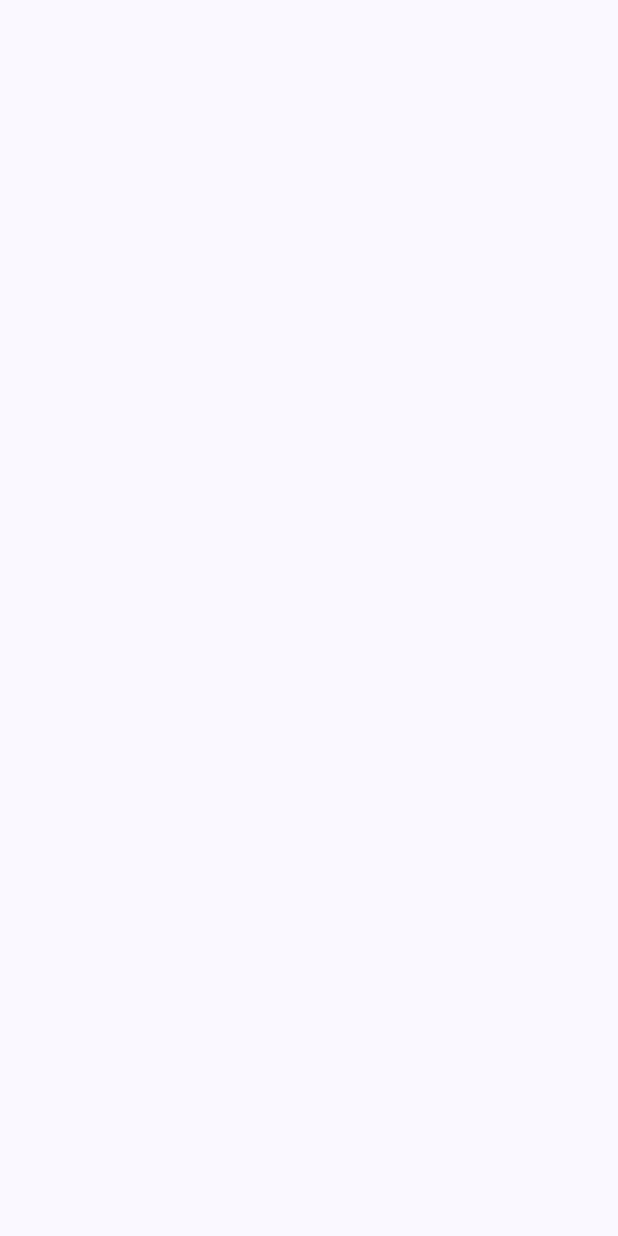
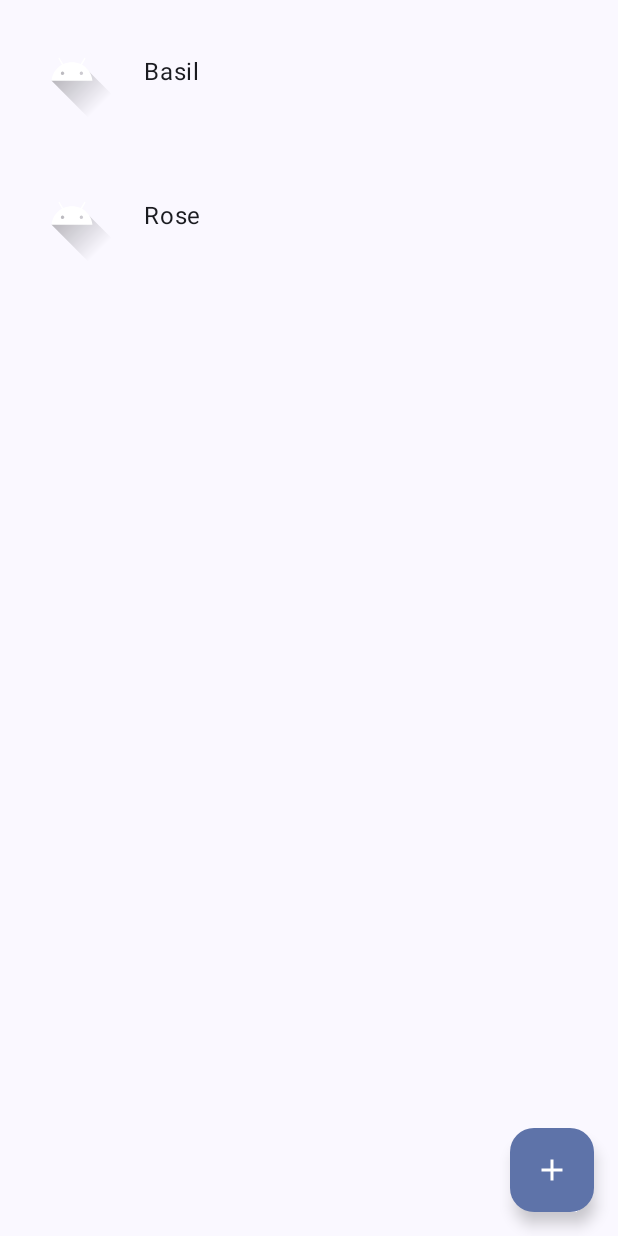
Before and after one commit to JoshLacroix/PlantAppJLac, an Android app built with Jetpack Compose: the screen it shows after launch (MainActivity), on a phone screen of 412 x 824 dp. Before the commit the screen is empty. Run offline under Robolectric (Android 15) with nearby library versions, the phone set to English and light mode, and no system bars.

Commit message:
First Page and Model

```diff
--- a/app/build.gradle.kts
+++ b/app/build.gradle.kts
@@ -56,4 +56,7 @@ dependencies {
     androidTestImplementation(libs.androidx.ui.test.junit4)
     debugImplementation(libs.androidx.ui.tooling)
     debugImplementation(libs.androidx.ui.test.manifest)
+    implementation ("androidx.navigation:navigation-compose:2.7.7")
+    implementation ("androidx.lifecycle:lifecycle-viewmodel-compose:2.7.0")
+    implementation ("androidx.compose.ui:ui-tooling-preview")
 }
--- a/app/src/main/java/com/example/plantapp/MainActivity.kt
+++ b/app/src/main/java/com/example/plantapp/MainActivity.kt
@@ -11,6 +11,12 @@ import androidx.compose.material3.Text
 import androidx.compose.runtime.Composable
 import androidx.compose.ui.Modifier
 import androidx.compose.ui.tooling.preview.Preview
+import androidx.navigation.compose.NavHost
+import androidx.navigation.compose.composable
+import androidx.navigation.compose.rememberNavController
+import com.example.plantapp.Screens.AddEditPlantScreen
+import com.example.plantapp.Screens.PlantDetailScreen
+import com.example.plantapp.Screens.PlantsScreen
 import com.example.plantapp.ui.theme.PlantAppTheme
 
 class MainActivity : ComponentActivity() {
@@ -20,11 +26,28 @@ class MainActivity : ComponentActivity() {
         setContent {
             PlantAppTheme {
                 Scaffold(modifier = Modifier.fillMaxSize()) { innerPadding ->
-                    //enter AppNavigation
+                    AppNavigation(modifier = Modifier.padding(innerPadding))
                 }
             }
         }
     }
 }
 
-//Test
+@Composable
+fun AppNavigation(modifier: Modifier = Modifier) {
+    val navController = rememberNavController()
+    NavHost(navController = navController, startDestination = "plants", modifier = modifier) {
+        composable("plants") {
+            PlantsScreen(navController)
+        }
+        composable("plantDetail/{plantId}") { backStackEntry ->
+            PlantDetailScreen(navController)
+        }
+        composable("addPlant") {
+            AddEditPlantScreen(navController)
+        }
+        composable("editPlant/{plantId}") { backStackEntry ->
+            AddEditPlantScreen(navController)
+        }
+    }
+}
--- /dev/null
+++ b/app/src/main/java/com/example/plantapp/Screens/AddEditPlantScreen.kt
@@ -0,0 +1,9 @@
+package com.example.plantapp.Screens
+
+import androidx.compose.runtime.Composable
+import androidx.navigation.NavController
+
+@Composable
+fun AddEditPlantScreen(navController: NavController) {
+
+}
--- /dev/null
+++ b/app/src/main/java/com/example/plantapp/Screens/PlantDetailScreen.kt
@@ -0,0 +1,9 @@
+package com.example.plantapp.Screens
+
+import androidx.compose.runtime.Composable
+import androidx.navigation.NavController
+
+@Composable
+fun PlantDetailScreen(navController: NavController) {
+
+}
--- /dev/null
+++ b/app/src/main/java/com/example/plantapp/Screens/PlantViewModel.kt
@@ -0,0 +1,56 @@
+package com.example.plantapp.Screens
+
+import androidx.lifecycle.ViewModel
+import com.example.plantapp.R
+import kotlinx.coroutines.flow.MutableStateFlow
+import kotlinx.coroutines.flow.StateFlow
+import java.time.LocalDate
+
+data class Plant(
+    val id: Int,
+    val name: String,
+    val species: String,
+    val imageResId: Int, // Drawable resource ID (e.g., R.drawable.basil)
+    val lastWatered: LocalDate,
+    val wateringInterval: Int, // Days
+    val notes: String
+)
+class PlantViewModel : ViewModel() {
+    private val _plants = MutableStateFlow<List<Plant>>(emptyList())
+    val plants: StateFlow<List<Plant>> = _plants
+
+    init {
+        // Sample data (replace with actual drawables like R.drawable.basil)
+        _plants.value = listOf(
+            Plant(
+                1,
+                "Basil",
+                "Ocimum basilicum",
+                R.drawable.ic_launcher_foreground,
+                LocalDate.now().minusDays(3),
+                7,
+                "Needs sunlight."
+            ),
+            Plant(
+                2,
+                "Rose",
+                "Rosa",
+                R.drawable.ic_launcher_foreground,
+                LocalDate.now().minusDays(5),
+                3,
+                "Water roots only."
+            )
+        )
+    }
+
+    fun getPlantById(id: Int): Plant? = _plants.value.find { it.id == id }
+
+    fun addPlant(plant: Plant) {
+        _plants.value =
+            _plants.value + plant.copy(id = (_plants.value.maxOfOrNull { it.id } ?: 0) + 1)
+    }
+
+    fun updatePlant(updatedPlant: Plant) {
+        _plants.value = _plants.value.map { if (it.id == updatedPlant.id) updatedPlant else it }
+    }
+}
--- /dev/null
+++ b/app/src/main/java/com/example/plantapp/Screens/PlantsScreen.kt
@@ -0,0 +1,64 @@
+package com.example.plantapp.Screens
+
+import android.R.attr.padding
+import androidx.compose.foundation.Image
+import androidx.compose.foundation.clickable
+import androidx.compose.foundation.layout.Column
+import androidx.compose.foundation.layout.Row
+import androidx.compose.foundation.layout.Spacer
+import androidx.compose.foundation.layout.fillMaxSize
+import androidx.compose.foundation.layout.fillMaxWidth
+import androidx.compose.foundation.layout.padding
+import androidx.compose.foundation.layout.size
+import androidx.compose.foundation.layout.width
+import androidx.compose.foundation.lazy.LazyColumn
+import androidx.compose.foundation.lazy.items
+import androidx.compose.material.icons.Icons
+import androidx.compose.material.icons.filled.Add
+import androidx.compose.material3.Button
+import androidx.compose.material3.FloatingActionButton
+import androidx.compose.material3.Icon
+import androidx.compose.material3.Scaffold
+import androidx.compose.material3.Text
+import androidx.compose.runtime.Composable
+import androidx.compose.runtime.collectAsState
+import androidx.compose.runtime.getValue
+import androidx.compose.ui.Alignment
+import androidx.compose.ui.Modifier
+import androidx.compose.ui.res.painterResource
+import androidx.compose.ui.unit.dp
+import androidx.lifecycle.viewmodel.compose.viewModel
+import androidx.navigation.NavController
+
+@Composable
+fun PlantsScreen(navController: NavController) {
+    val viewModel: PlantViewModel = viewModel()
+    val plants by viewModel.plants.collectAsState()
+    Scaffold(
+        floatingActionButton = {
+            FloatingActionButton(onClick = { navController.navigate("addPlant") }) {
+                Icon(Icons.Default.Add, contentDescription = "Add Plant")
+            }
+        }
+    ) { paddingValues ->
+        LazyColumn(modifier = Modifier.padding(paddingValues).fillMaxSize()) {
+            items(plants) { plants ->
+                Row(
+                    modifier = Modifier
+                        .fillMaxWidth()
+                        .clickable { navController.navigate("plantDetail/${plants.id}") }
+                        .padding(16.dp),
+                    verticalAlignment = Alignment.CenterVertically
+                ) {
+                    Image(
+                        painter = painterResource(id = plants.imageResId),
+                        contentDescription = plants.name,
+                        modifier = Modifier.size(64.dp)
+                    )
+                    Spacer(modifier = Modifier.width(16.dp))
+                    Text(text = plants.name)
+                }
+            }
+        }
+    }
+}
```
